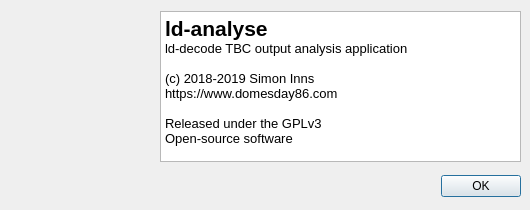
Above: tools/ld-analyse/aboutdialog.ui from happycube/ld-decode before the change. Below: the same form after it.
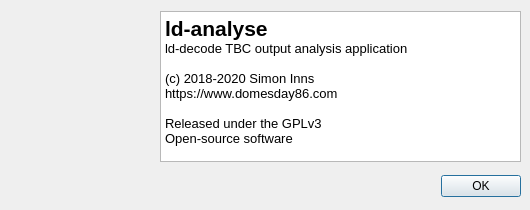
That is the form after the change. Icons and pictures are not drawn.

Patch:
```diff
--- a/tools/ld-analyse/aboutdialog.ui
+++ b/tools/ld-analyse/aboutdialog.ui
@@ -78,14 +78,14 @@
 &lt;html&gt;&lt;head&gt;&lt;meta name=&quot;qrichtext&quot; content=&quot;1&quot; /&gt;&lt;style type=&quot;text/css&quot;&gt;
 p, li { white-space: pre-wrap; }
 &lt;/style&gt;&lt;/head&gt;&lt;body style=&quot; font-family:'Ubuntu'; font-size:11pt; font-weight:400; font-style:normal;&quot;&gt;
-&lt;p style=&quot; margin-top:0px; margin-bottom:0px; margin-left:0px; margin-right:0px; -qt-block-indent:0; text-indent:0px;&quot;&gt;&lt;span style=&quot; font-size:16pt; font-weight:600;&quot;&gt;ld-analyse&lt;/span&gt;&lt;/p&gt;
-&lt;p style=&quot; margin-top:0px; margin-bottom:0px; margin-left:0px; margin-right:0px; -qt-block-indent:0; text-indent:0px;&quot;&gt;&lt;span style=&quot; font-size:10pt;&quot;&gt;ld-decode TBC output analysis application&lt;/span&gt;&lt;/p&gt;
-&lt;p style=&quot;-qt-paragraph-type:empty; margin-top:0px; margin-bottom:0px; margin-left:0px; margin-right:0px; -qt-block-indent:0; text-indent:0px; font-size:10pt;&quot;&gt;&lt;br /&gt;&lt;/p&gt;
-&lt;p style=&quot; margin-top:0px; margin-bottom:0px; margin-left:0px; margin-right:0px; -qt-block-indent:0; text-indent:0px;&quot;&gt;&lt;span style=&quot; font-size:10pt;&quot;&gt;(c) 2018-2019 Simon Inns&lt;/span&gt;&lt;/p&gt;
-&lt;p style=&quot; margin-top:0px; margin-bottom:0px; margin-left:0px; margin-right:0px; -qt-block-indent:0; text-indent:0px;&quot;&gt;&lt;span style=&quot; font-size:10pt;&quot;&gt;https://www.domesday86.com&lt;/span&gt;&lt;/p&gt;
-&lt;p style=&quot;-qt-paragraph-type:empty; margin-top:0px; margin-bottom:0px; margin-left:0px; margin-right:0px; -qt-block-indent:0; text-indent:0px; font-size:10pt;&quot;&gt;&lt;br /&gt;&lt;/p&gt;
-&lt;p style=&quot; margin-top:0px; margin-bottom:0px; margin-left:0px; margin-right:0px; -qt-block-indent:0; text-indent:0px;&quot;&gt;&lt;span style=&quot; font-size:10pt;&quot;&gt;Released under the GPLv3&lt;/span&gt;&lt;/p&gt;
-&lt;p style=&quot; margin-top:0px; margin-bottom:0px; margin-left:0px; margin-right:0px; -qt-block-indent:0; text-indent:0px;&quot;&gt;&lt;span style=&quot; font-size:10pt;&quot;&gt;Open-source software&lt;/span&gt;&lt;/p&gt;&lt;/body&gt;&lt;/html&gt;</string>
+&lt;p style=&quot; margin-top:0px; margin-bottom:0px; margin-left:0px; margin-right:0px; -qt-block-indent:0; text-indent:0px;&quot;&gt;&lt;span style=&quot; font-family:'Ubuntu'; font-size:16pt; font-weight:600;&quot;&gt;ld-analyse&lt;/span&gt;&lt;/p&gt;
+&lt;p style=&quot; margin-top:0px; margin-bottom:0px; margin-left:0px; margin-right:0px; -qt-block-indent:0; text-indent:0px;&quot;&gt;&lt;span style=&quot; font-family:'Ubuntu'; font-size:10pt;&quot;&gt;ld-decode TBC output analysis application&lt;/span&gt;&lt;/p&gt;
+&lt;p style=&quot;-qt-paragraph-type:empty; margin-top:0px; margin-bottom:0px; margin-left:0px; margin-right:0px; -qt-block-indent:0; text-indent:0px; font-family:'Ubuntu'; font-size:10pt;&quot;&gt;&lt;br /&gt;&lt;/p&gt;
+&lt;p style=&quot; margin-top:0px; margin-bottom:0px; margin-left:0px; margin-right:0px; -qt-block-indent:0; text-indent:0px;&quot;&gt;&lt;span style=&quot; font-family:'Ubuntu'; font-size:10pt;&quot;&gt;(c) 2018-2020 Simon Inns&lt;/span&gt;&lt;/p&gt;
+&lt;p style=&quot; margin-top:0px; margin-bottom:0px; margin-left:0px; margin-right:0px; -qt-block-indent:0; text-indent:0px;&quot;&gt;&lt;span style=&quot; font-family:'Ubuntu'; font-size:10pt;&quot;&gt;https://www.domesday86.com&lt;/span&gt;&lt;/p&gt;
+&lt;p style=&quot;-qt-paragraph-type:empty; margin-top:0px; margin-bottom:0px; margin-left:0px; margin-right:0px; -qt-block-indent:0; text-indent:0px; font-family:'Ubuntu'; font-size:10pt;&quot;&gt;&lt;br /&gt;&lt;/p&gt;
+&lt;p style=&quot; margin-top:0px; margin-bottom:0px; margin-left:0px; margin-right:0px; -qt-block-indent:0; text-indent:0px;&quot;&gt;&lt;span style=&quot; font-family:'Ubuntu'; font-size:10pt;&quot;&gt;Released under the GPLv3&lt;/span&gt;&lt;/p&gt;
+&lt;p style=&quot; margin-top:0px; margin-bottom:0px; margin-left:0px; margin-right:0px; -qt-block-indent:0; text-indent:0px;&quot;&gt;&lt;span style=&quot; font-family:'Ubuntu'; font-size:10pt;&quot;&gt;Open-source software&lt;/span&gt;&lt;/p&gt;&lt;/body&gt;&lt;/html&gt;</string>
    </property>
   </widget>
  </widget>
```
